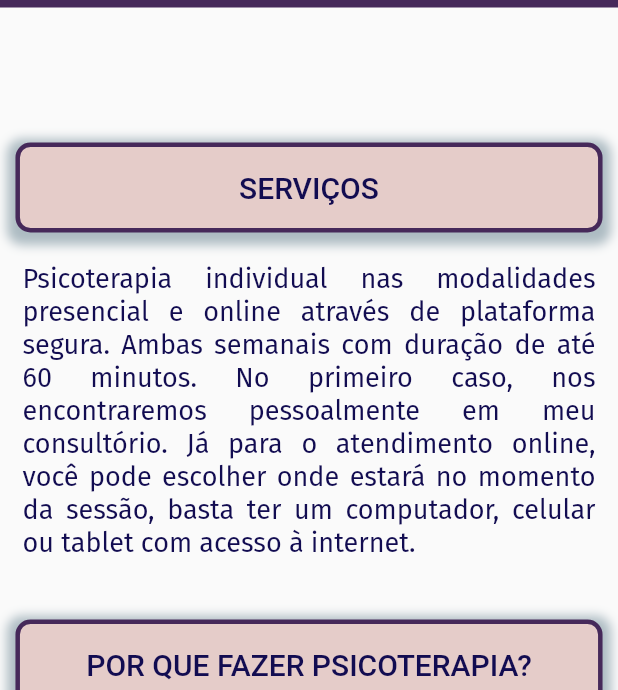
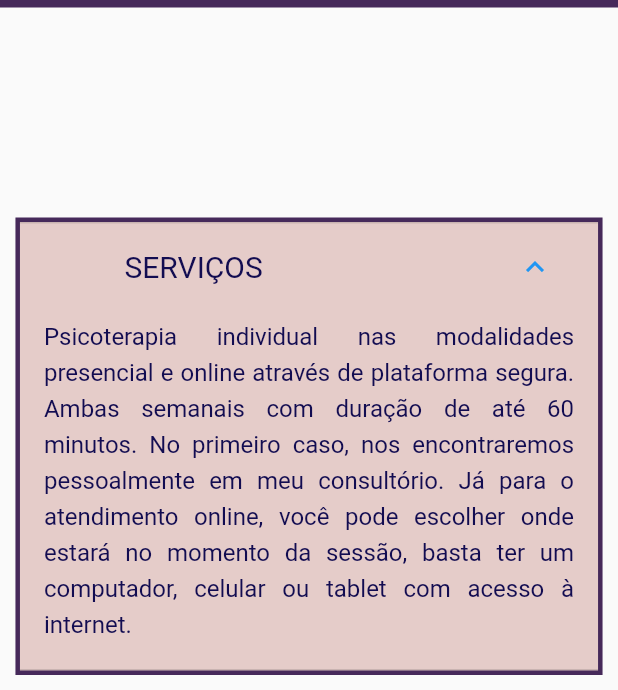
Before and after one commit to DenisRdsilva/psiAliceMedeiros, a Flutter app: the screen it shows after launch, scrolled down 1152 dp, after a tap on "SERVIÇOS", on a phone screen of 412 x 824 dp, the part 546-1236 px from its top. Run offline on Flutter 3.47's test engine with Material 2 defaults, Android fonts, the light colour scheme and no system bars; drawn by our look-alikes of youtube_player_iframe; our stand-ins replace flutter_image_slideshow, flutter_map, font_awesome_flutter, google_fonts, latlong2.

Commit message:
new text formats

```diff
--- a/lib/main.dart
+++ b/lib/main.dart
@@ -1,9 +1,6 @@
 import 'dart:ui';
 
-import 'package:auto_size_text/auto_size_text.dart';
-import 'package:flutter/foundation.dart';
 import 'package:flutter/material.dart';
-import 'package:flutter/services.dart';
 import 'package:font_awesome_flutter/font_awesome_flutter.dart';
 import 'package:url_launcher/url_launcher.dart';
 import 'package:youtube_player_iframe/youtube_player_iframe.dart';
@@ -61,21 +58,21 @@
           Container(width: swidth*val*0.025, height: sheight, color: Color.fromARGB(255, 70, 41, 90)),
           Container(width: swidth*val*0.95, child: Column(children: [
             Spacer(),
-            Container(margin: EdgeInsets.only(top: 25, bottom: 30), height: 250, width: 250, decoration: BoxDecoration(color: Color.fromARGB(255, 70, 41, 90), borderRadius: BorderRadius.circular(100)),
+            Container(margin: EdgeInsets.only(top: 25, bottom: 25), height: 250, width: 250, decoration: BoxDecoration(color: Color.fromARGB(255, 70, 41, 90), borderRadius: BorderRadius.circular(100)),
               child: CircleAvatar(radius: 100, backgroundImage: AssetImage('assets/pic.jpeg'))),
             Container(margin: EdgeInsets.only(left: 10, right: 10), alignment: Alignment.centerLeft, child: Text(
               'Realizo psicoterapia individual voltada ao público adulto jovem. Tem alguma dúvida ou deseja alguma informação? Entre em contato comigo, quem sabe eu posso lhe auxiliar?',
-              style: GoogleFonts.raleway(color: Color.fromARGB(255, 18, 12, 81), fontSize: 14, fontWeight: FontWeight.w500))),
+              style: GoogleFonts.raleway(color: Color.fromARGB(255, 18, 12, 81), fontSize: 15, fontWeight: FontWeight.w500))),
             Container(margin: EdgeInsets.only(left: 10, right: 10), alignment: Alignment.centerLeft, child: Text(
               'Até breve! ',
-              style: GoogleFonts.raleway(color: Color.fromARGB(255, 18, 12, 81), fontSize: 14, fontWeight: FontWeight.w500))),
-            Container(margin: EdgeInsets.only(left: 10, top: 15, bottom: 15, right: 10), alignment: Alignment.centerLeft, child: Text('CRP: 17/3977', style: GoogleFonts.raleway(color: Color.fromARGB(255, 18, 12, 81), fontSize: 14, fontWeight: FontWeight.w500))),
-            Container(margin: EdgeInsets.only(left: 10, right: 10), alignment: Alignment.centerLeft, child: Text('Número: (84) 99123-3527', style: GoogleFonts.raleway(color: Color.fromARGB(255, 18, 12, 81), fontSize: 14, fontWeight: FontWeight.w500))),
-            Container(margin: EdgeInsets.only(left: 10, top: 15, bottom: 15, right: 10), alignment: Alignment.centerLeft, child: Text('E-mail: psicologaalicemedeiros@gmail.com', style: GoogleFonts.raleway(color: Color.fromARGB(255, 18, 12, 81), fontSize: 14, fontWeight: FontWeight.w500))),
-            Container(margin: EdgeInsets.only(left: 10, right: 10), alignment: Alignment.centerLeft, child: Text('Clique no ícone do WhatsApp para informações e agendamentos.', textAlign: TextAlign.left, style: GoogleFonts.raleway(color: Color.fromARGB(255, 18, 12, 81), fontSize: 18, fontWeight: FontWeight.w500))),
+              style: GoogleFonts.raleway(color: Color.fromARGB(255, 18, 12, 81), fontSize: 15, fontWeight: FontWeight.w500))),
+            Container(margin: EdgeInsets.only(left: 10, top: 15, bottom: 10, right: 10), alignment: Alignment.centerLeft, child: Text('CRP: 17/3977', style: GoogleFonts.raleway(color: Color.fromARGB(255, 18, 12, 81), fontSize: 15, fontWeight: FontWeight.w500))),
+            Container(margin: EdgeInsets.only(left: 10, right: 10), alignment: Alignment.centerLeft, child: Text('Telefone: (84) 99123-3527', style: GoogleFonts.raleway(color: Color.fromARGB(255, 18, 12, 81), fontSize: 15, fontWeight: FontWeight.w500))),
+            Container(margin: EdgeInsets.only(left: 10, top: 10, bottom: 10, right: 10), alignment: Alignment.centerLeft, child: Text('E-mail: psicologaalicemedeiros@gmail.com', style: GoogleFonts.raleway(color: Color.fromARGB(255, 18, 12, 81), fontSize: 15, fontWeight: FontWeight.w500))),
+            Container(margin: EdgeInsets.only(left: 10, right: 10), alignment: Alignment.centerLeft, child: Text('Clique no ícone do WhatsApp para informações e agendamentos.', textAlign: TextAlign.left, style: GoogleFonts.raleway(color: Color.fromARGB(255, 18, 12, 81), fontSize: 15, fontWeight: FontWeight.w500))),
             Row(mainAxisAlignment: MainAxisAlignment.center, children: [
               Spacer(),
-              Center(child: Container(margin: EdgeInsets.only(top: 25), alignment: Alignment.center,
+              Center(child: Container(margin: EdgeInsets.only(top: 20), alignment: Alignment.center,
                 width: 60, height: 60, decoration: BoxDecoration(color: Color.fromARGB(255, 70, 41, 90), borderRadius: BorderRadius.circular(25)),
                 child: TextButton (onPressed: _launchURL1,
                   child: Image.asset('assets/whats.png', fit: BoxFit.fill)))),
@@ -289,76 +286,12 @@
                 )
               ),
             ]],
-          if (swidth>1100)...[
-          Container(margin: EdgeInsets.only(top: 2*pad), width: swidth, height: 810, child:
-              Column( crossAxisAlignment: CrossAxisAlignment.center, children: [
-                Row(children: [
-                  Spacer(),
-                  Container(margin: EdgeInsets.only(bottom: pad),
-                  width: swidth*0.85, height: 70,  decoration: BoxDecoration(color: Color.fromARGB(255, 229, 204, 201),
-                  borderRadius: BorderRadius.circular(10), border: Border.all(width: 3, color: Color.fromARGB(255, 70, 41, 90)),
-                  boxShadow: [BoxShadow(
-                    color: Colors.blueGrey.withOpacity(0.5), spreadRadius: 10, blurRadius: 10, offset: Offset(0, 3))]),
-                  child: ListView(children: [
-                    ExpansionTile(trailing: Icon(FontAwesomeIcons.plus, size: 13), title: ListView(shrinkWrap:true,
-                      children: [
-                        Container(padding: EdgeInsets.only(left: 8), child: Text("SERVIÇOS"))
-                      ]),
-                      children : [
-                        Align(alignment: Alignment.center, child: TextButton(onPressed: () {}, child: Container(width: swidth*0.8, padding: EdgeInsets.only(left: 16), child:
-                        Text("Psicoterapia individual nas modalidades presencial e online através de plataforma segura. Ambas semanais com duração de até 60 minutos.  No primeiro caso, nos encontraremos pessoalmente em meu consultório. Já para o atendimento online, você pode escolher onde estará no momento da sessão, basta ter um computador, celular ou tablet com acesso à internet.",
-                        style: GoogleFonts.firaSans(color: Color.fromARGB(255, 18, 12, 81), fontSize: 18))))),
-                      ]),
-                  ])),
-                Spacer()
-                ]),
-                Row(children: [
-                  Spacer(),
-                  Container(width: swidth*0.85, height: 70,  decoration: BoxDecoration(color:Color.fromARGB(255, 229, 204, 201),
-                  borderRadius: BorderRadius.circular(10), border: Border.all(width: 3, color: Color.fromARGB(255, 70, 41, 90)),
-                  boxShadow: [BoxShadow(
-                    color: Colors.blueGrey.withOpacity(0.5), spreadRadius: 10, blurRadius: 10, offset: Offset(0, 3))]),
-                  child: ListView(children: [
-                    ExpansionTile(trailing: Icon(FontAwesomeIcons.plus, size: 13), title: ListView(shrinkWrap:true,
-                      children: [
-                        Container(padding: EdgeInsets.only(left: 8), child: Text("POR QUE FAZER PSICOTERAPIA?"))
-                      ]),
-                      children : [
-                        Align(alignment: Alignment.center, child: TextButton(onPressed: () {}, child:
-                        Container(width: swidth*0.8, padding: EdgeInsets.only(left: 16), child:
-                        Text("Olhar para si mesmo é, muitas vezes, desafiador. Pode provocar medo, insegurança, aquele pensamento de “depois eu penso nisso, agora não”. Mas e quando aquilo que foi deixado para depois começa a nos atrapalhar, provocando ansiedade, tristeza e a sensação de que precisamos falar com alguém sobre aquele assunto? É a partir desse momento que a psicoterapia poderia ajudar. Pode parecer estranho falar sobre si com alguém que não conhecemos. Com o tempo, passamos a confiar no psicólogo que nos acompanha, nos sentimos à vontade para falar sobre os assuntos mais delicados, não nos sentimos julgados, mas acolhidos. Semana após semana percebemos as contribuições das sessões em nosso dia a dia, até que em conjunto com o nosso terapeuta decidimos que naquele momento já podemos seguir sem o acompanhamento profissional, que já conseguimos lidar melhor com os acontecimentos de nossas vidas. Deixamos de nos ver semanalmente, mas cientes de que podemos, a qualquer momento, escolher voltar. Essa é a beleza da psicoterapia.",
-                        style: GoogleFonts.firaSans(color: Color.fromARGB(255, 18, 12, 81), fontSize: 18))))),
-                      ]),
-                  ])),
-                Spacer()
-              ])]))
+        if (swidth>1100)...[
+          Container(margin: EdgeInsets.only(top: pad*2, bottom: pad*2), child:
+            serv(context)),
         ]else...[
-          Column(children: [
-              Container(margin: EdgeInsets.only(top: pad),
-                width: swidth*0.95, height: 60, decoration: BoxDecoration(color: Color.fromARGB(255, 229, 204, 201),
-                borderRadius: BorderRadius.circular(10), border: Border.all(width: 3, color: Color.fromARGB(255, 70, 41, 90)),
-                boxShadow: [BoxShadow(
-                  color: Colors.blueGrey.withOpacity(0.5), spreadRadius: 5, blurRadius: 5, offset: Offset(0, 3))]),
-                child: TextButton (onPressed: () {}, child:
-                    Container(alignment: Alignment.center, child: Text('SERVIÇOS', style:
-                      GoogleFonts.courierPrime(color: Color.fromARGB(255, 18, 12, 81), fontSize: 20))),
-                  )
-                ),
-              Container(margin: EdgeInsets.only(top: 20, right: 15, left: 15, bottom: 40), child: Text('Psicoterapia individual nas modalidades presencial e online através de plataforma segura. Ambas semanais com duração de até 60 minutos.  No primeiro caso, nos encontraremos pessoalmente em meu consultório. Já para o atendimento online, você pode escolher onde estará no momento da sessão, basta ter um computador, celular ou tablet com acesso à internet.', textAlign: TextAlign.justify, style:
-                      GoogleFonts.firaSans(color: Color.fromARGB(255, 18, 12, 81), fontSize: 18), maxLines: 11)),
-              Container(
-                width: swidth*0.95, height: 60, decoration: BoxDecoration(color:Color.fromARGB(255, 229, 204, 201),
-                borderRadius: BorderRadius.circular(10), border: Border.all(width: 3, color: Color.fromARGB(255, 70, 41, 90)),
-                boxShadow: [BoxShadow(
-                    color: Colors.blueGrey.withOpacity(0.5), spreadRadius: 5, blurRadius: 5, offset: Offset(0, 3))]),
-                child: TextButton (onPressed: () {}, child:
-                    Container(alignment: Alignment.center, child: Text('POR QUE FAZER PSICOTERAPIA?', style:
-                      GoogleFonts.courierPrime(color: Color.fromARGB(255, 18, 12, 81), fontSize: 20))),
-              )),
-              Container(margin: EdgeInsets.only(top: 20, right: 20, left: 15, bottom: pad), child: Text('Olhar para si mesmo é, muitas vezes, desafiador. Pode provocar medo, insegurança, aquele pensamento de “depois eu penso nisso, agora não”. Mas e quando aquilo que foi deixado para depois começa a nos atrapalhar, provocando ansiedade, tristeza e a sensação de que precisamos falar com alguém sobre aquele assunto? É a partir desse momento que a psicoterapia poderia ajudar. Pode parecer estranho falar sobre si com alguém que não conhecemos. Com o tempo, passamos a confiar no psicólogo que nos acompanha, nos sentimos à vontade para falar sobre os assuntos mais delicados, não nos sentimos julgados, mas acolhidos. Semana após semana percebemos as contribuições das sessões em nosso dia a dia, até que em conjunto com o nosso terapeuta decidimos que naquele momento já podemos seguir sem o acompanhamento profissional, que já conseguimos lidar melhor com os acontecimentos de nossas vidas. Deixamos de nos ver semanalmente, mas cientes de que podemos, a qualquer momento, escolher voltar. Essa é a beleza da psicoterapia.', textAlign: TextAlign.justify, style:
-                GoogleFonts.firaSans(color: Color.fromARGB(255, 18, 12, 81), fontSize: 18), overflow: TextOverflow.clip)),
-              ]
-            )
+          Container(margin: EdgeInsets.only(top: pad*2, bottom: pad*2), child:
+            serv(context)),
           ],
         if (swidth>800)...[
         Container(height: 600, child:
@@ -406,7 +339,7 @@
                   Container(margin: EdgeInsets.only(left: 55, top: 20, bottom: 15), alignment: Alignment.centerLeft, child: Text('> Endereço:', style: GoogleFonts.raleway(color: Color.fromARGB(255, 18, 12, 81), fontSize: 18, fontWeight: FontWeight.bold))),
                   Container(margin: EdgeInsets.only(left: 70, bottom: 30), alignment: Alignment.centerLeft, child: Text('Avenida Amintas Barros, 3700, Corporate Tower Center, Torre B', style: GoogleFonts.raleway(color: Color.fromARGB(255, 18, 12, 81), fontSize: 18, fontWeight: FontWeight.w600))),
                   Container(margin: EdgeInsets.only(left: 55, top: 5, bottom: 15), alignment: Alignment.centerLeft, child: Text('> Contatos para agendamento:', style: GoogleFonts.raleway(color: Color.fromARGB(255, 18, 12, 81), fontSize: 18, fontWeight: FontWeight.bold))),
-                  Container(margin: EdgeInsets.only(left: 70), alignment: Alignment.centerLeft, child: Text('Número: (84) 9123-3527', style: GoogleFonts.raleway(color: Color.fromARGB(255, 18, 12, 81), fontSize: 18, fontWeight: FontWeight.w600))),
+                  Container(margin: EdgeInsets.only(left: 70), alignment: Alignment.centerLeft, child: Text('Telefone: (84) 9123-3527', style: GoogleFonts.raleway(color: Color.fromARGB(255, 18, 12, 81), fontSize: 18, fontWeight: FontWeight.w600))),
                   Container(margin: EdgeInsets.only(left: 70, top: 15, bottom: 15), alignment: Alignment.centerLeft, child: Text('E-mail: psicologaalicemedeiros@gmail.com', style: GoogleFonts.raleway(color: Color.fromARGB(255, 18, 12, 81), fontSize: 18, fontWeight: FontWeight.w600))),
                   Row(children: [
                     Container(width: 30, height: 30, margin: EdgeInsets.only(left: 65), child:
@@ -466,7 +399,7 @@
                   Container(margin: EdgeInsets.only(right: 20, left: 20, top: 20, bottom: 15), alignment: Alignment.centerLeft, child: Text('> Endereço:', style: GoogleFonts.raleway(color: Color.fromARGB(255, 18, 12, 81), fontSize: 18, fontWeight: FontWeight.bold))),
                   Container(margin: EdgeInsets.only(right: 20, left: 20, bottom: 30), alignment: Alignment.centerLeft, child: Text('Avenida Amintas Barros, 3700, Corporate Tower Center, Torre B', style: GoogleFonts.raleway(color: Color.fromARGB(255, 18, 12, 81), fontSize: 18, fontWeight: FontWeight.w600))),
                   Container(margin: EdgeInsets.only(right: 20, left: 20, top: 5, bottom: 15), alignment: Alignment.centerLeft, child: Text('> Contatos para agendamento:', style: GoogleFonts.raleway(color: Color.fromARGB(255, 18, 12, 81), fontSize: 18, fontWeight: FontWeight.bold))),
-                  Container(margin: EdgeInsets.only(right: 20, left: 20), alignment: Alignment.centerLeft, child: Text('Número: (84) 99123-3527', style: GoogleFonts.raleway(color: Color.fromARGB(255, 18, 12, 81), fontSize: 18, fontWeight: FontWeight.w600))),
+                  Container(margin: EdgeInsets.only(right: 20, left: 20), alignment: Alignment.centerLeft, child: Text('Telefone: (84) 99123-3527', style: GoogleFonts.raleway(color: Color.fromARGB(255, 18, 12, 81), fontSize: 18, fontWeight: FontWeight.w600))),
                   Container(margin: EdgeInsets.only(right: 20, left: 20, top: 15, bottom: 15), alignment: Alignment.centerLeft, child: Text('E-mail: psicologaalicemedeiros@gmail.com', style: GoogleFonts.raleway(color: Color.fromARGB(255, 18, 12, 81), fontSize: 18, fontWeight: FontWeight.w600))),
                   Row(children: [
                     Container(width: 30, height: 30, margin: EdgeInsets.only(left: 45), child:
@@ -524,3 +457,47 @@
     ));
   }
 }
+
+Widget serv(BuildContext context) {
+  double swidth = MediaQuery.of(context).size.width;
+  double sheight = MediaQuery.of(context).size.height;
+  double pad = 0;
+  if (swidth>600)[pad = 60];
+  else[pad = 50];
+return Column(
+  children: [
+    Container(width: swidth*0.95, decoration: BoxDecoration(color: Color.fromARGB(255, 229, 204, 201),
+      border: Border.all(width: 3, color: Color.fromARGB(255, 70, 41, 90))), child:
+      ExpansionTile(tilePadding: EdgeInsets.only(right: 30, left: 30), title: Row(
+        children:[
+          Spacer(),
+          Container(width: swidth*0.5, height: 50, alignment: Alignment.centerLeft, child:
+          Text('SERVIÇOS', style:
+          GoogleFonts.courierPrime(color: Color.fromARGB(255, 18, 12, 81), fontSize: 20))),
+          Spacer()
+          ]),
+      children: [
+        Container(margin: EdgeInsets.only(bottom: 15), child: ListTile(
+          title: Text(
+          "Psicoterapia individual nas modalidades presencial e online através de plataforma segura. Ambas semanais com duração de até 60 minutos.  No primeiro caso, nos encontraremos pessoalmente em meu consultório. Já para o atendimento online, você pode escolher onde estará no momento da sessão, basta ter um computador, celular ou tablet com acesso à internet.", textAlign: TextAlign.justify, style:
+          TextStyle(height:1.5, color: Color.fromARGB(255, 18, 12, 81)))))
+    ])),
+    Container(height:20, width: 10),
+    Container(width: swidth*0.95, decoration: BoxDecoration(color: Color.fromARGB(255, 229, 204, 201),
+      border: Border.all(width: 3, color: Color.fromARGB(255, 70, 41, 90))), child:
+      ExpansionTile(tilePadding: EdgeInsets.only(right: 30, left: 30), title: Row(
+        children:[
+          Spacer(),
+          Container(width: swidth*0.5, height: 50, alignment: Alignment.centerLeft, child:
+          Text('POR QUE FAZER TERAPIA?', style:
+          GoogleFonts.courierPrime(color: Color.fromARGB(255, 18, 12, 81), fontSize: 20))),
+          Spacer()
+      ]),
+      children: [
+        Container(margin: EdgeInsets.only(bottom: 15), child: ListTile(
+          title: Text(
+            'Olhar para si mesmo é, muitas vezes, desafiador. Pode provocar medo, insegurança, aquele pensamento de “depois eu penso nisso, agora não”. Mas e quando aquilo que foi deixado para depois começa a nos atrapalhar, provocando ansiedade, tristeza e a sensação de que precisamos falar com alguém sobre aquele assunto? É a partir desse momento que a psicoterapia poderia ajudar. Pode parecer estranho falar sobre si com alguém que não conhecemos. Com o tempo, passamos a confiar no psicólogo que nos acompanha, nos sentimos à vontade para falar sobre os assuntos mais delicados, não nos sentimos julgados, mas acolhidos. Semana após semana percebemos as contribuições das sessões em nosso dia a dia, até que em conjunto com o nosso terapeuta decidimos que naquele momento já podemos seguir sem o acompanhamento profissional, que já conseguimos lidar melhor com os acontecimentos de nossas vidas. Deixamos de nos ver semanalmente, mas cientes de que podemos, a qualquer momento, escolher voltar. Essa é a beleza da psicoterapia.', textAlign: TextAlign.justify, style:
+          TextStyle(height:1.5, color: Color.fromARGB(255, 18, 12, 81))))),
+    ]))
+  ])
+;}
--- a/pubspec.yaml
+++ b/pubspec.yaml
@@ -40,8 +40,6 @@
   google_fonts: ^3.0.1
   flutter_map: ^2.2.0
   latlong2: ^0.8.1
-  auto_size_text: ^3.0.0
-  flutter_riverpod: ^1.0.4
 
 dev_dependencies:
   flutter_test:
```
Also changed, not shown: lib/text.dart (added), pubspec.lock.
